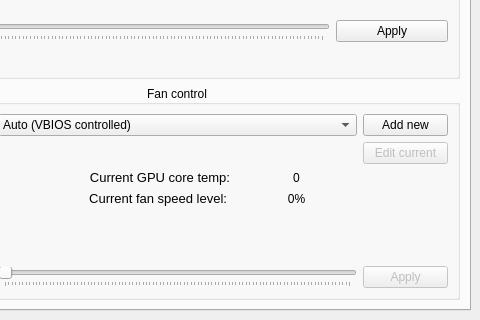
AlexandrAlexeev7119/NvCtrl-linux, file ui/mainwindow.ui: the form before one commit; both pictures show x 125 to 605 and y 200 to 520 of the 605 by 520 pixel window.
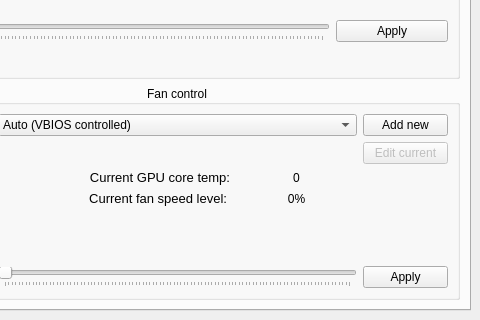
The form after the commit. The open tabs and pages were chosen to show the change. Icons and pictures are not drawn.

Commit message: apply fan profile with button click

What changed in the file:
```diff
--- a/ui/mainwindow.ui
+++ b/ui/mainwindow.ui
@@ -577,7 +577,7 @@
            <item row="9" column="5">
             <widget class="QPushButton" name="pushButton_apply_fan_speed">
              <property name="enabled">
-              <bool>false</bool>
+              <bool>true</bool>
              </property>
              <property name="text">
               <string>Apply</string>
```
The commit also changes 1 other file.
